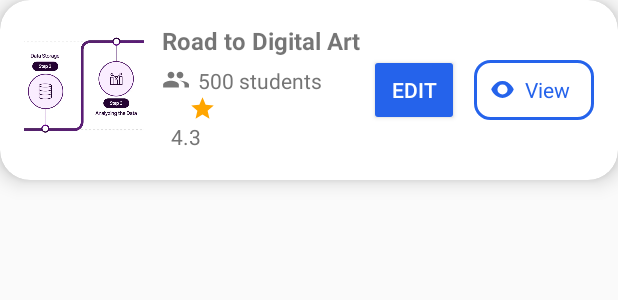
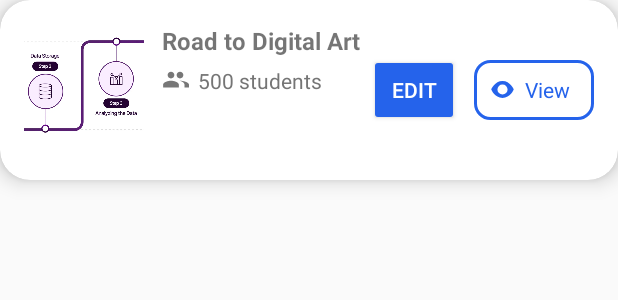
Before and after one commit to HannahBun/SkillHub, an Android app built with Jetpack Compose: the layout instructor_course3.xml on its own in the app's theme, with its tools: preview values and no code run, on a phone screen of 412 x 824 dp. Shown: the top 300 px of the screen. Run offline under Robolectric (Android 15) with nearby library versions, the phone set to English and light mode, and no system bars.

Commit message:
Update instructor_course3.xml

```diff
--- a/SkillHubApp/app/src/main/res/layout/instructor_course3.xml
+++ b/SkillHubApp/app/src/main/res/layout/instructor_course3.xml
@@ -65,22 +65,6 @@
 
             </LinearLayout>
 
-            <ImageView
-                android:layout_width="18dp"
-                android:layout_height="18dp"
-                android:layout_marginStart="18dp"
-                android:contentDescription="@string/star"
-                android:src="@drawable/ic_star"
-                android:tint="#FFA500" />
-
-            <TextView
-                android:id="@+id/courseRating"
-                android:layout_width="30dp"
-                android:layout_height="wrap_content"
-                android:layout_marginStart="6dp"
-                android:text="@string/_4_3"
-                android:textColor="#757575" />
-
         </LinearLayout>
 
 
@@ -120,4 +104,5 @@
 
     </LinearLayout>
 
+
 </androidx.cardview.widget.CardView>
```
